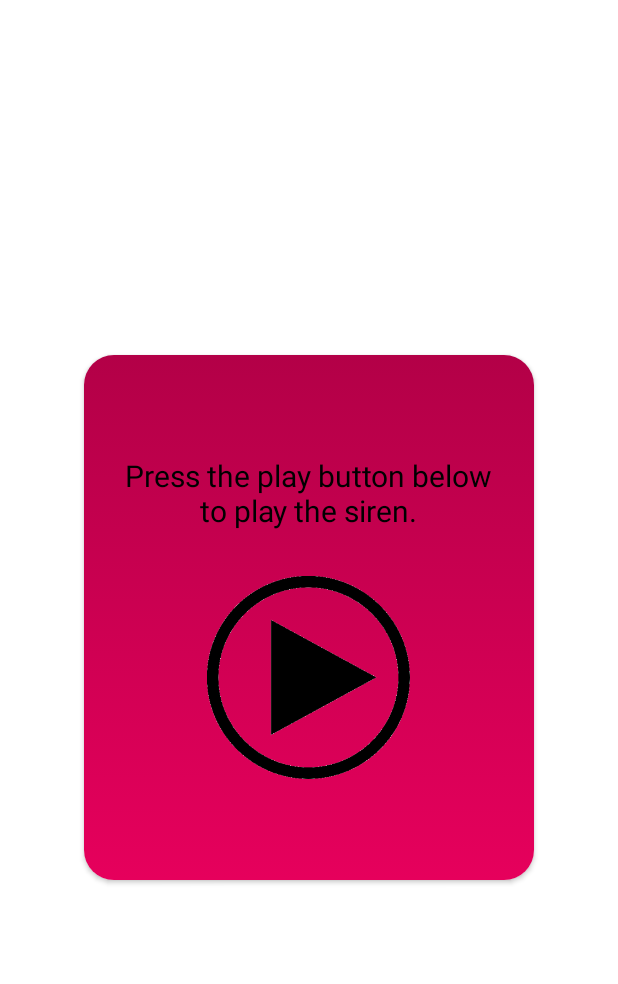
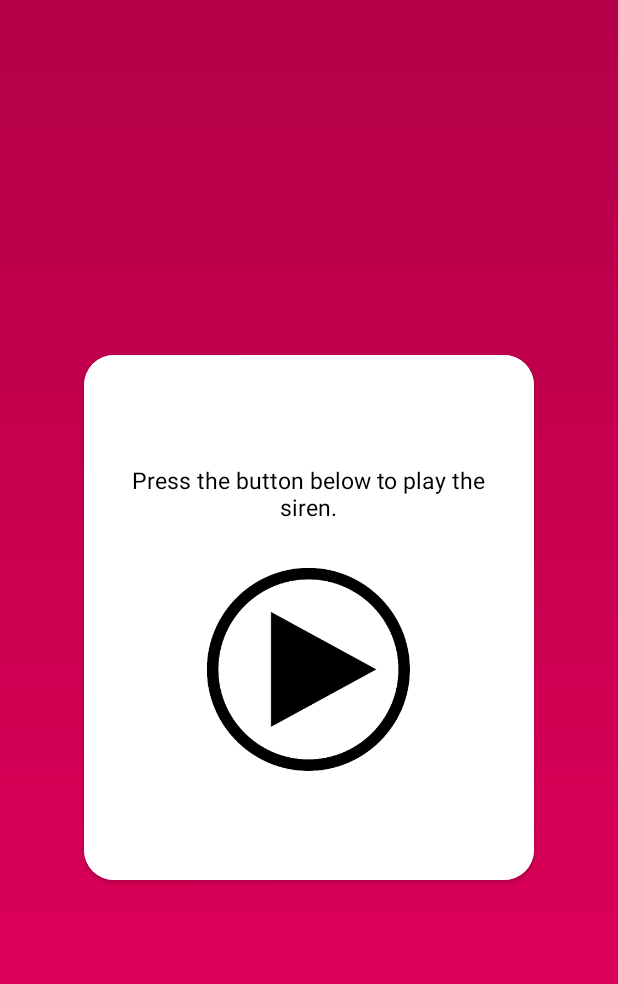
Before and after one commit to priyalbhatewara123/SHE--Live-Without-Fear, an Android app: the siren screen opened directly, with no data from a screen before it, on a phone screen of 412 x 824 dp. Shown: the top 984 px of the screen. Run offline under Robolectric (Android 15) with nearby library versions, the light colour scheme and no system bars.

Commit message:
Small updates in UI

```diff
--- a/app/src/main/res/layout/activity_siren.xml
+++ b/app/src/main/res/layout/activity_siren.xml
@@ -4,7 +4,7 @@
     xmlns:tools="http://schemas.android.com/tools"
     android:layout_width="match_parent"
     android:layout_height="match_parent"
-    android:background="@color/white"
+    android:background="@drawable/background"
     tools:context=".siren">
 
     <androidx.cardview.widget.CardView
@@ -18,7 +18,7 @@
         <RelativeLayout
             android:layout_width="match_parent"
             android:layout_height="match_parent"
-            android:background="@drawable/background"
+            android:background="@color/white"
             android:gravity="center">
 
             <TextView
@@ -27,9 +27,9 @@
                 android:layout_height="wrap_content"
                 android:layout_centerHorizontal="true"
                 android:gravity="center_horizontal"
-                android:text="Press the play button below to play the siren."
+                android:text="Press the button below to play the siren."
                 android:textColor="#000000"
-                android:textSize="20sp" />
+                android:textSize="15sp" />
 
             <Button
                 android:id="@+id/b5"
@@ -49,9 +49,9 @@
                 android:layout_height="wrap_content"
                 android:layout_centerHorizontal="true"
                 android:gravity="center_horizontal"
-                android:text="Press the stop button below to stop the siren."
+                android:text="Press the button below to stop the siren."
                 android:textColor="#000000"
-                android:textSize="20sp" />
+                android:textSize="15sp" />
 
             <Button
                 android:id="@+id/b6"
```
